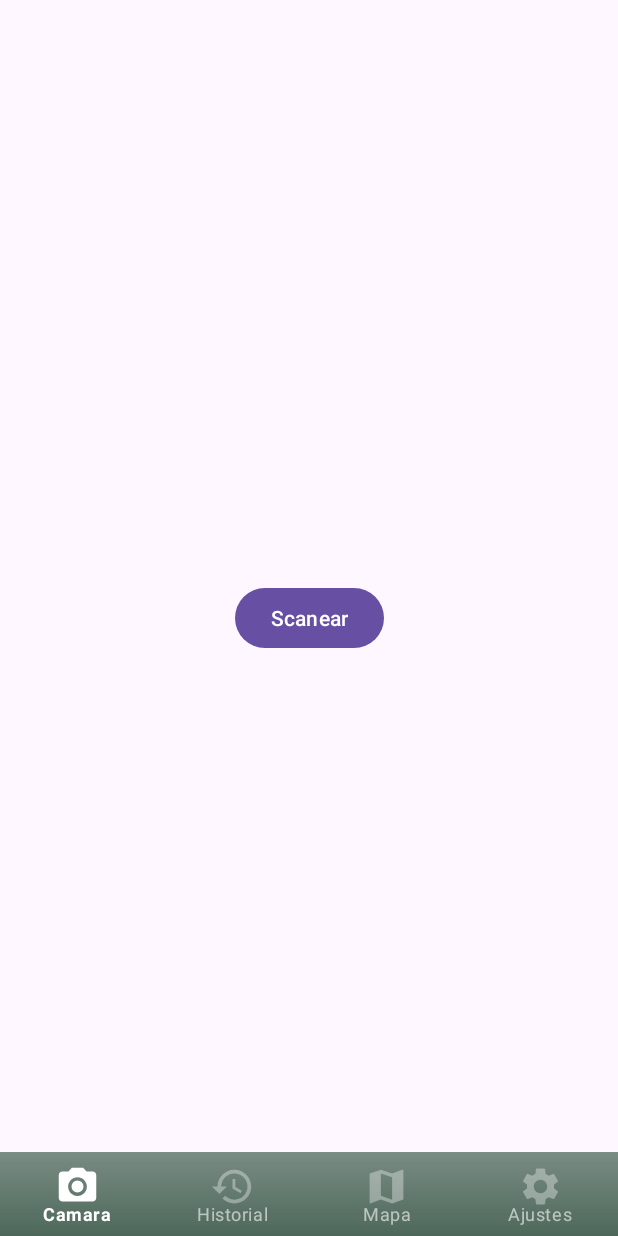
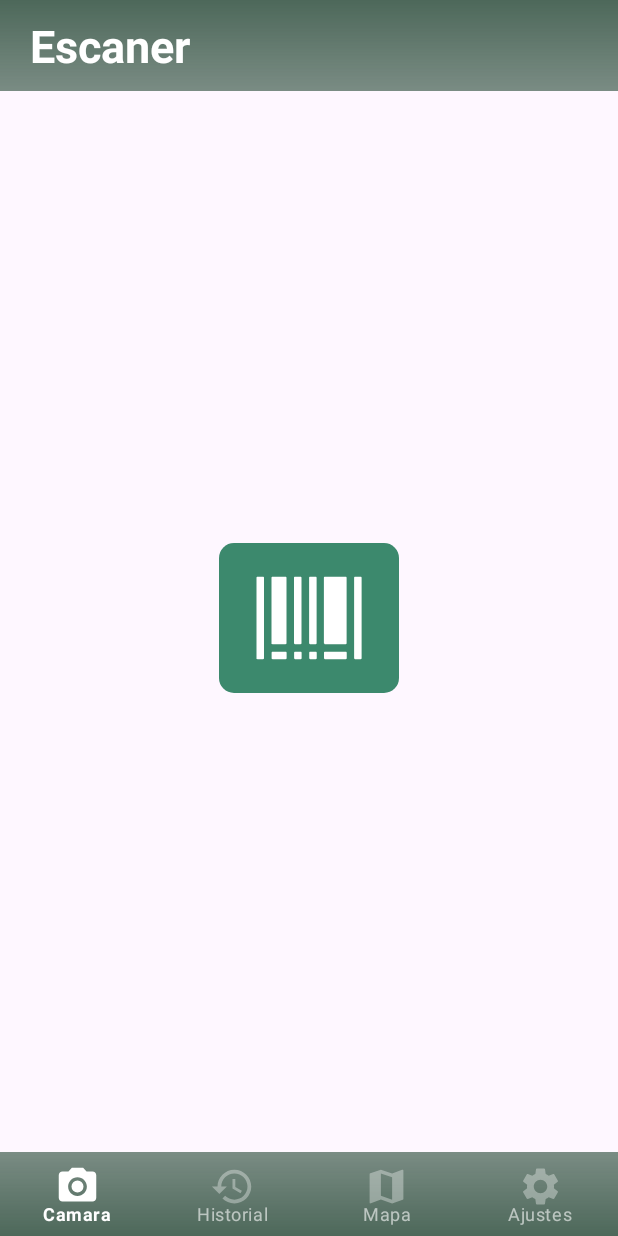
Before and after one commit to OscarF17/recyclapp, an Android app: the screen it shows after launch (MainActivity), on a phone screen of 412 x 824 dp. Run offline under Robolectric (Android 15) with nearby library versions, the phone set to English and light mode, and no system bars; our stand-ins replace CircleImageView, Picasso, Room's generated code; libraries missing offline, so code that uses them is left out: com.google.zxing.integration; pictures from the network do not load.

Commit message:
changed camera style

```diff
--- a/app/src/main/java/com/example/proyectofinal/Camera.kt
+++ b/app/src/main/java/com/example/proyectofinal/Camera.kt
@@ -48,6 +48,7 @@ class Camera : Fragment() {
         /* Quitar boton de regreso y información y poner boton de escaner */
         binding.btnBack.setOnClickListener {
             binding.btnScan.visibility = View.VISIBLE
+            binding.scanTitle.visibility = View.VISIBLE
             binding.btnBack.visibility = View.GONE
             binding.textView1.visibility = View.GONE
             binding.textView2.visibility = View.GONE
@@ -79,9 +80,11 @@ class Camera : Fragment() {
                 var view2 = binding.textView2
                 var view3 = binding.textView3
                 var imageView = binding.imageView
+                var scanTitle = binding.scanTitle
 
                 /* Quitar boton de Scannear y poner boton de regreso y de textview de info */
                 btnScan2.visibility = View.GONE
+                scanTitle.visibility = View.GONE
                 btnBack.visibility = View.VISIBLE
                 view1.visibility = View.VISIBLE
                 view2.visibility = View.VISIBLE
@@ -105,14 +108,17 @@ class Camera : Fragment() {
         var view3 = binding.textView3
         var imageView = binding.imageView
         var url = "http://35.208.119.80:5000/image/${post.img}"
+        var scanTitle = binding.scanTitle
 
         if (post.id == "NONE") {
             btnScan.visibility = View.VISIBLE
+            scanTitle.visibility = View.VISIBLE
             btnBack.visibility = View.GONE
             view1.visibility = View.GONE
             view2.visibility = View.GONE
             view3.visibility = View.GONE
             imageView.visibility = View.GONE
+
             Toast.makeText(requireContext(), "No se encontró en la base de datos 😣", Toast.LENGTH_SHORT).show()
             Log.i("LOG_ROBBY", "${post.id}, ${post.name}, ${post.tips} ")
         } else {
--- /dev/null
+++ b/app/src/main/res/drawable/barcode_outlined.xml
@@ -0,0 +1,9 @@
+<vector xmlns:android="http://schemas.android.com/apk/res/android"
+    android:width="80dp"
+    android:height="80dp"
+    android:viewportWidth="1024"
+    android:viewportHeight="1024">
+  <path
+      android:pathData="M120,160L72,160c-4.4,0 -8,3.6 -8,8v688c0,4.4 3.6,8 8,8h48c4.4,0 8,-3.6 8,-8L128,168c0,-4.4 -3.6,-8 -8,-8zM953,160h-48c-4.4,0 -8,3.6 -8,8v688c0,4.4 3.6,8 8,8h48c4.4,0 8,-3.6 8,-8L961,168c0,-4.4 -3.6,-8 -8,-8zM200,736h112c4.4,0 8,-3.6 8,-8L320,168c0,-4.4 -3.6,-8 -8,-8L200,160c-4.4,0 -8,3.6 -8,8v560c0,4.4 3.6,8 8,8zM521,736h48c4.4,0 8,-3.6 8,-8L577,168c0,-4.4 -3.6,-8 -8,-8h-48c-4.4,0 -8,3.6 -8,8v560c0,4.4 3.6,8 8,8zM647,736h178c4.4,0 8,-3.6 8,-8L833,168c0,-4.4 -3.6,-8 -8,-8L647,160c-4.4,0 -8,3.6 -8,8v560c0,4.4 3.6,8 8,8zM392,736h48c4.4,0 8,-3.6 8,-8L448,168c0,-4.4 -3.6,-8 -8,-8h-48c-4.4,0 -8,3.6 -8,8v560c0,4.4 3.6,8 8,8zM313,800L201,800c-4.4,0 -8,3.6 -8,8v48c0,4.4 3.6,8 8,8h112c4.4,0 8,-3.6 8,-8v-48c0,-4.4 -3.6,-8 -8,-8zM570,800h-48c-4.4,0 -8,3.6 -8,8v48c0,4.4 3.6,8 8,8h48c4.4,0 8,-3.6 8,-8v-48c0,-4.4 -3.6,-8 -8,-8zM826,800L648,800c-4.4,0 -8,3.6 -8,8v48c0,4.4 3.6,8 8,8h178c4.4,0 8,-3.6 8,-8v-48c0,-4.4 -3.6,-8 -8,-8zM441,800h-48c-4.4,0 -8,3.6 -8,8v48c0,4.4 3.6,8 8,8h48c4.4,0 8,-3.6 8,-8v-48c0,-4.4 -3.6,-8 -8,-8z"
+      android:fillColor="@color/white"/>
+</vector>
--- /dev/null
+++ b/app/src/main/res/drawable/baseline_arrow_back_ios_24.xml
@@ -0,0 +1,5 @@
+<vector android:autoMirrored="true" android:height="24dp"
+    android:tint="#FFFFFF" android:viewportHeight="24"
+    android:viewportWidth="24" android:width="24dp" xmlns:android="http://schemas.android.com/apk/res/android">
+    <path android:fillColor="@android:color/white" android:pathData="M11.67,3.87L9.9,2.1 0,12l9.9,9.9 1.77,-1.77L3.54,12z"/>
+</vector>
--- a/app/src/main/res/drawable/baseline_search_24.xml
+++ /dev/null
@@ -1,5 +0,0 @@
-<vector android:height="24dp" android:tint="#000000"
-    android:viewportHeight="24" android:viewportWidth="24"
-    android:width="24dp" xmlns:android="http://schemas.android.com/apk/res/android">
-    <path android:fillColor="@android:color/white" android:pathData="M15.5,14h-0.79l-0.28,-0.27C15.41,12.59 16,11.11 16,9.5 16,5.91 13.09,3 9.5,3S3,5.91 3,9.5 5.91,16 9.5,16c1.61,0 3.09,-0.59 4.23,-1.57l0.27,0.28v0.79l5,4.99L20.49,19l-4.99,-5zM9.5,14C7.01,14 5,11.99 5,9.5S7.01,5 9.5,5 14,7.01 14,9.5 11.99,14 9.5,14z"/>
-</vector>
--- /dev/null
+++ b/app/src/main/res/drawable/bg_button.xml
@@ -0,0 +1,5 @@
+<?xml version="1.0" encoding="utf-8"?>
+<shape xmlns:android="http://schemas.android.com/apk/res/android">
+    <solid android:color="@color/viridian" />
+    <corners android:radius="10dp" />
+</shape>
--- a/app/src/main/res/layout/fragment_camera.xml
+++ b/app/src/main/res/layout/fragment_camera.xml
@@ -6,11 +6,48 @@
     android:layout_height="match_parent"
     tools:context=".Camera">
 
-    <Button
+    <RelativeLayout
+        android:id="@+id/cameraScanTitle"
+        android:layout_width="match_parent"
+        android:layout_height="wrap_content"
+        android:background="@drawable/bg_title"
+        android:paddingHorizontal="20dp"
+        android:paddingVertical="10dp"
+        tools:layout_editor_absoluteY="1dp"
+        tools:ignore="MissingConstraints"
+        android:visibility="visible">
+
+        <TextView
+            android:id="@+id/scanTitle"
+            android:layout_width="match_parent"
+            android:layout_height="wrap_content"
+            android:text="Escaner"
+            android:textColor="@color/white"
+            android:textSize="30dp"
+            android:textStyle="bold"
+            android:visibility="visible"/>
+
+        <TextView
+            android:id="@+id/btnBack"
+            android:layout_width="match_parent"
+            android:layout_height="wrap_content"
+            android:text="Información"
+            android:drawableStart="@drawable/baseline_arrow_back_ios_24"
+            android:textColor="@color/white"
+            android:textSize="30dp"
+            android:textStyle="bold"
+            android:visibility="gone"/>
+
+    </RelativeLayout>
+
+    <TextView
         android:id="@+id/btnScan"
         android:layout_width="wrap_content"
         android:layout_height="wrap_content"
-        android:text="Scanear"
+        android:background="@drawable/bg_button"
+        android:drawableEnd="@drawable/barcode_outlined"
+        android:paddingHorizontal="20dp"
+        android:paddingVertical="10dp"
         android:visibility="visible"
         app:layout_constraintBottom_toBottomOf="parent"
         app:layout_constraintEnd_toEndOf="parent"
@@ -20,24 +57,17 @@
     <LinearLayout
         android:layout_width="match_parent"
         android:layout_height="match_parent"
+        android:orientation="vertical"
+        android:padding="10dp"
         tools:layout_editor_absoluteX="0dp"
-        tools:layout_editor_absoluteY="-82dp"
-        android:orientation="vertical"
-        android:padding="10dp">
-
-        <Button
-            android:id="@+id/btnBack"
-            android:layout_width="wrap_content"
-            android:layout_height="wrap_content"
-            android:text="Regresar"
-            android:visibility="gone" />
+        tools:layout_editor_absoluteY="-82dp">
 
         <de.hdodenhof.circleimageview.CircleImageView
             android:id="@+id/imageView"
             android:layout_width="300dp"
             android:layout_height="300dp"
+            android:layout_gravity="center"
             android:paddingBottom="20dp"
-            android:layout_gravity="center"
             android:textAlignment="center"
             android:visibility="gone" />
 
@@ -46,21 +76,21 @@
             android:layout_width="match_parent"
             android:layout_height="wrap_content"
             android:layout_gravity="center"
+            android:paddingBottom="10dp"
+            android:text="Texto 1"
             android:textAlignment="center"
-            android:paddingBottom="10dp"
             android:textSize="15dp"
-            android:text="Texto 1"
             android:visibility="gone" />
 
         <TextView
             android:id="@+id/textView2"
             android:layout_width="match_parent"
             android:layout_height="wrap_content"
-            android:textAlignment="center"
             android:layout_gravity="center"
             android:paddingBottom="10dp"
+            android:text="Texto 2"
+            android:textAlignment="center"
             android:textSize="25dp"
-            android:text="Texto 2"
             android:textStyle="bold"
             android:visibility="gone" />
 
@@ -68,11 +98,11 @@
             android:id="@+id/textView3"
             android:layout_width="match_parent"
             android:layout_height="wrap_content"
-            android:textAlignment="center"
             android:layout_gravity="center"
             android:paddingBottom="10dp"
+            android:text="Texto 3"
+            android:textAlignment="center"
             android:textSize="20dp"
-            android:text="Texto 3"
             android:visibility="gone" />
 
     </LinearLayout>
```
